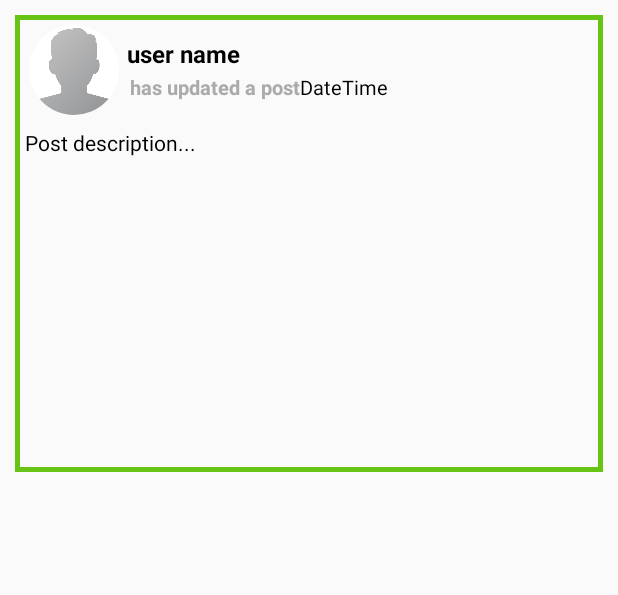
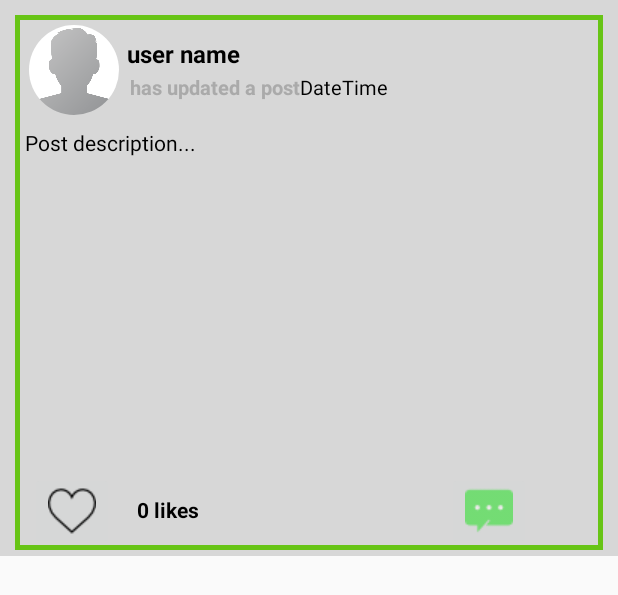
Before and after one commit to waqqas7/Trollify, an Android app: the layout all_posts_layout.xml on its own in the app's theme, with its tools: preview values and no code run, on a phone screen of 412 x 824 dp. Shown: the top 595 px of the screen. Run offline under Robolectric (Android 15) with nearby library versions, the phone set to English and light mode, and no system bars.

Commit message:
Waqqas Commit Video#38 & #39

```diff
--- a/app/src/main/res/layout/activity_main.xml
+++ b/app/src/main/res/layout/activity_main.xml
@@ -5,6 +5,7 @@
     android:id="@+id/drawable_layout"
     android:layout_width="match_parent"
     android:layout_height="match_parent"
+    android:background="@color/mainBackground"
     tools:context=".MainActivity">
 
     <RelativeLayout
--- a/app/src/main/res/layout/all_posts_layout.xml
+++ b/app/src/main/res/layout/all_posts_layout.xml
@@ -2,7 +2,8 @@
 <RelativeLayout
     xmlns:android="http://schemas.android.com/apk/res/android"
     android:layout_width="match_parent"
-    android:layout_height="wrap_content">
+    android:layout_height="wrap_content"
+    android:background="@color/mainBackground">
 
     <LinearLayout
         android:layout_width="match_parent"
@@ -105,8 +106,40 @@
             android:layout_height="200dp"
             android:layout_margin="3dp"
             android:adjustViewBounds="true"
-            android:scaleType="centerCrop"
-            android:visibility="visible"/>
+            android:scaleType="centerCrop" />
+
+        <LinearLayout
+            android:layout_width="match_parent"
+            android:layout_height="wrap_content"
+            android:orientation="horizontal"
+            android:layout_marginLeft="10dp"
+            android:layout_marginRight="10dp">
+
+            <ImageButton
+                android:id="@+id/like_button"
+                android:layout_width="wrap_content"
+                android:layout_height="wrap_content"
+                android:src="@drawable/dislike"/>
+
+            <TextView
+                android:id="@+id/display_no_of_likes"
+                android:layout_width="wrap_content"
+                android:layout_height="wrap_content"
+                android:text="0 likes"
+                android:padding="15dp"
+                android:textColor="@android:color/black"
+                android:textSize="14sp"
+                android:textStyle="bold"/>
+
+            <ImageButton
+                android:id="@+id/comment_button"
+                android:layout_width="wrap_content"
+                android:layout_height="wrap_content"
+                android:layout_marginStart="150dp"
+                android:baselineAlignBottom="false"
+                android:src="@drawable/comment"/>
+
+        </LinearLayout>
 
     </LinearLayout>
 
--- a/app/src/main/res/values/colors.xml
+++ b/app/src/main/res/values/colors.xml
@@ -4,4 +4,5 @@
     <color name="colorPrimaryDark">#67c415</color>
     <color name="colorAccent">#E9EBEE</color>
     <color name="colorProfile">#3B4041</color>
+    <color name="mainBackground">#D7D7D7</color>
 </resources>
```
Also changed, not shown: app/src/main/java/com/example/trollify/MainActivity.java (+78 -1 lines), app/src/main/res/drawable/comment.png (added), app/src/main/res/drawable/dislike.png (added), app/src/main/res/drawable/like.png (added). Lines whose indentation alone changed are shown as unchanged.
